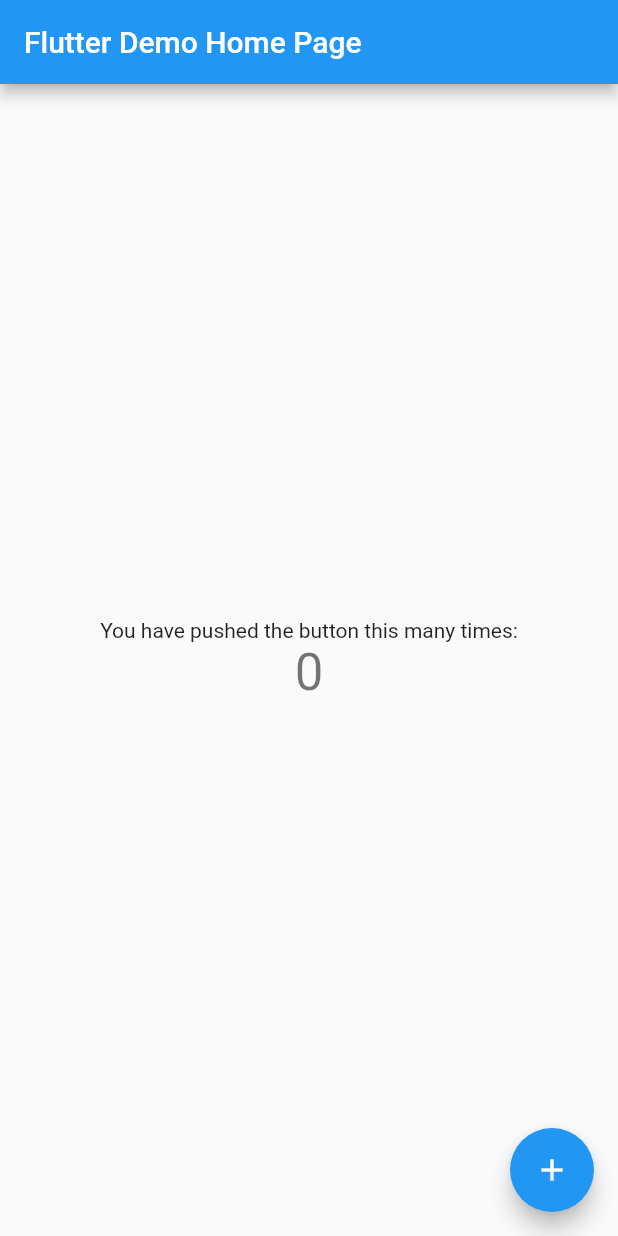
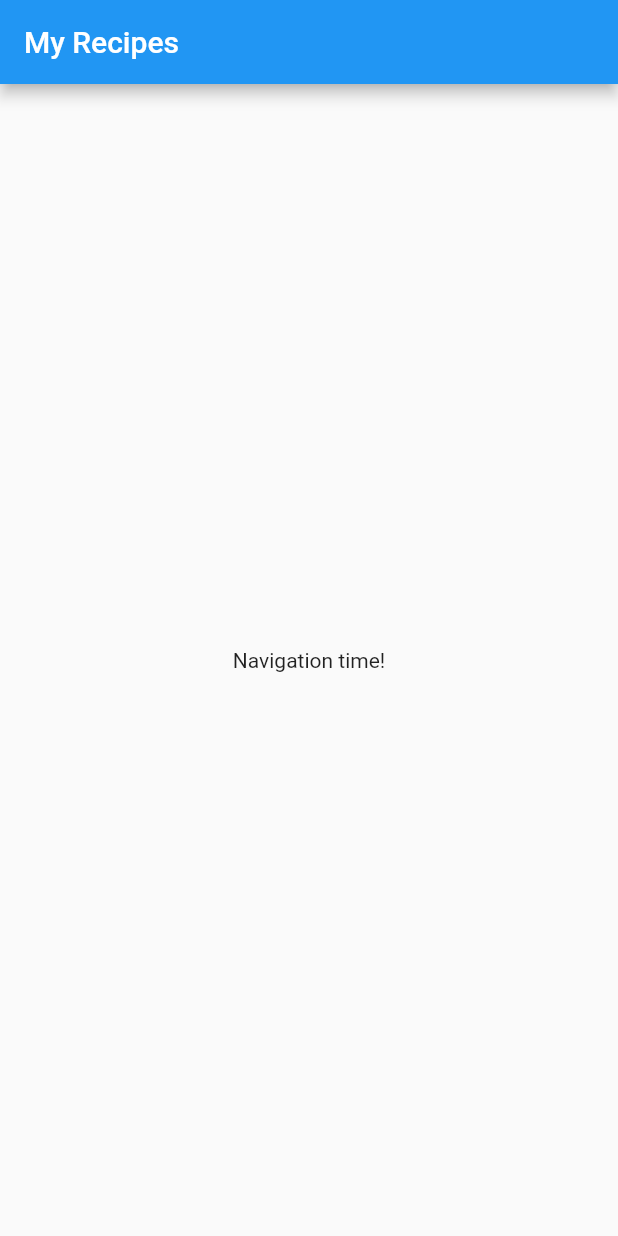
Before and after one commit to holadost/flutter, a Flutter app: the screen it shows after launch, on a phone screen of 412 x 824 dp. Run offline on Flutter 3.47's test engine with Material 2 defaults, Android fonts, the phone set to English and light mode, and no system bars.

Commit message:
Added home page.

```diff
--- a/recipe_app/lib/main.dart
+++ b/recipe_app/lib/main.dart
@@ -1,6 +1,9 @@
 import 'package:flutter/material.dart';
 
 void main() {
+  // WidgetsFlutterBinding.ensureInitialized();
+  // SystemChrome.setPreferredOrientations(
+  //     [DeviceOrientation.portraitDown, DeviceOrientation.portraitUp]);
   runApp(MyApp());
 }
 
@@ -9,109 +12,31 @@ class MyApp extends StatelessWidget {
   @override
   Widget build(BuildContext context) {
     return MaterialApp(
-      title: 'Flutter Demo',
-      theme: ThemeData(
-        // This is the theme of your application.
-        //
-        // Try running your application with "flutter run". You'll see the
-        // application has a blue toolbar. Then, without quitting the app, try
-        // changing the primarySwatch below to Colors.green and then invoke
-        // "hot reload" (press "r" in the console where you ran "flutter run",
-        // or simply save your changes to "hot reload" in a Flutter IDE).
-        // Notice that the counter didn't reset back to zero; the application
-        // is not restarted.
-        primarySwatch: Colors.blue,
-        // This makes the visual density adapt to the platform that you run
-        // the app on. For desktop platforms, the controls will be smaller and
-        // closer together (more dense) than on mobile platforms.
-        visualDensity: VisualDensity.adaptivePlatformDensity,
-      ),
-      home: MyHomePage(title: 'Flutter Demo Home Page'),
+      title: 'Personal Expenses',
+      home: MyHomePage(),
     );
   }
 }
 
 class MyHomePage extends StatefulWidget {
-  MyHomePage({Key key, this.title}) : super(key: key);
-
-  // This widget is the home page of your application. It is stateful, meaning
-  // that it has a State object (defined below) that contains fields that affect
-  // how it looks.
-
-  // This class is the configuration for the state. It holds the values (in this
-  // case the title) provided by the parent (in this case the App widget) and
-  // used by the build method of the State. Fields in a Widget subclass are
-  // always marked "final".
-
-  final String title;
-
   @override
   _MyHomePageState createState() => _MyHomePageState();
 }
 
 class _MyHomePageState extends State<MyHomePage> {
-  int _counter = 0;
-
-  void _incrementCounter() {
-    setState(() {
-      // This call to setState tells the Flutter framework that something has
-      // changed in this State, which causes it to rerun the build method below
-      // so that the display can reflect the updated values. If we changed
-      // _counter without calling setState(), then the build method would not be
-      // called again, and so nothing would appear to happen.
-      _counter++;
-    });
-  }
 
   @override
   Widget build(BuildContext context) {
-    // This method is rerun every time setState is called, for instance as done
-    // by the _incrementCounter method above.
-    //
-    // The Flutter framework has been optimized to make rerunning build methods
-    // fast, so that you can just rebuild anything that needs updating rather
-    // than having to individually change instances of widgets.
+    final mediaQuery = MediaQuery.of(context);
+    final appBar = AppBar(
+      title: Text("My Recipes"),
+    );
+
     return Scaffold(
-      appBar: AppBar(
-        // Here we take the value from the MyHomePage object that was created by
-        // the App.build method, and use it to set our appbar title.
-        title: Text(widget.title),
-      ),
+      appBar: appBar,
       body: Center(
-        // Center is a layout widget. It takes a single child and positions it
-        // in the middle of the parent.
-        child: Column(
-          // Column is also a layout widget. It takes a list of children and
-          // arranges them vertically. By default, it sizes itself to fit its
-          // children horizontally, and tries to be as tall as its parent.
-          //
-          // Invoke "debug painting" (press "p" in the console, choose the
-          // "Toggle Debug Paint" action from the Flutter Inspector in Android
-          // Studio, or the "Toggle Debug Paint" command in Visual Studio Code)
-          // to see the wireframe for each widget.
-          //
-          // Column has various properties to control how it sizes itself and
-          // how it positions its children. Here we use mainAxisAlignment to
-          // center the children vertically; the main axis here is the vertical
-          // axis because Columns are vertical (the cross axis would be
-          // horizontal).
-          mainAxisAlignment: MainAxisAlignment.center,
-          children: <Widget>[
-            Text(
-              'You have pushed the button this many times:',
-            ),
-            Text(
-              '$_counter',
-              style: Theme.of(context).textTheme.headline4,
-            ),
-          ],
-        ),
-      ),
-      floatingActionButton: FloatingActionButton(
-        onPressed: _incrementCounter,
-        tooltip: 'Increment',
-        child: Icon(Icons.add),
-      ), // This trailing comma makes auto-formatting nicer for build methods.
+        child: Text("Navigation time!"),
+      )
     );
   }
 }
```
Also changed, not shown: 1 other file.
